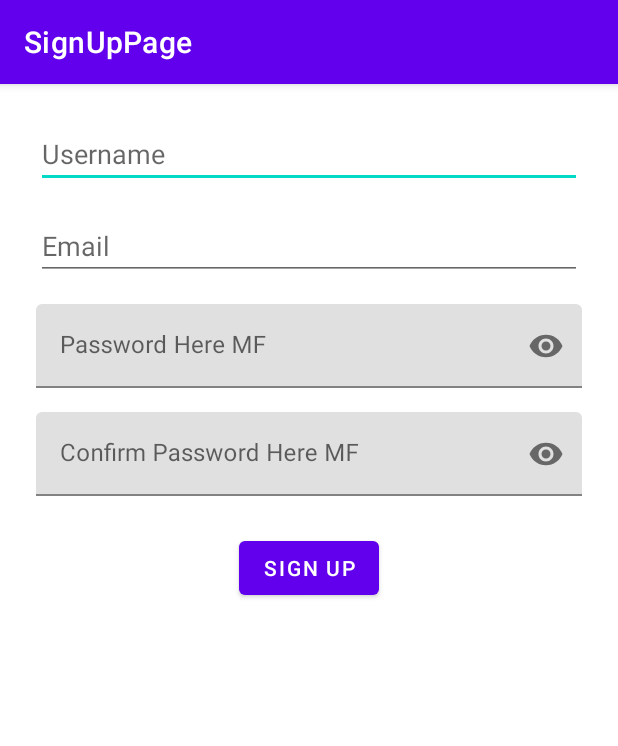
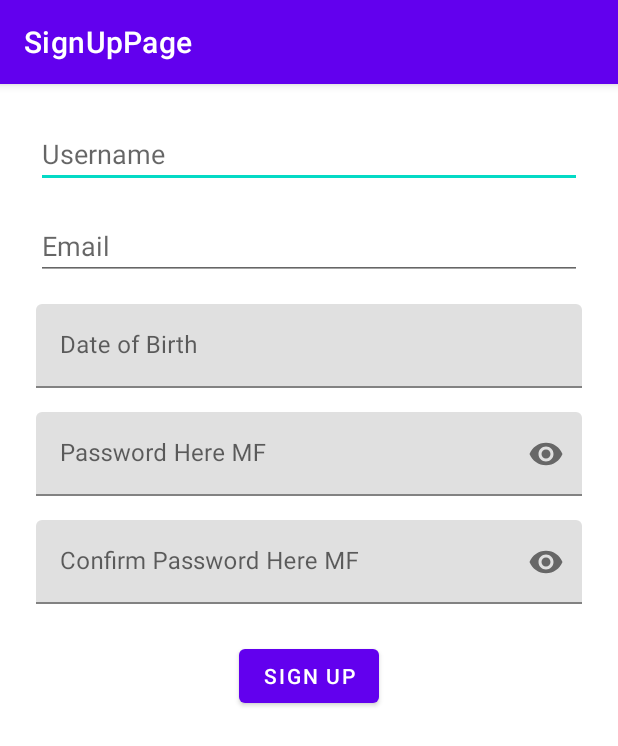
Before and after one commit to treeform-iii/First_Android_Project_Signup, an Android app: the screen it shows after launch (MainActivity), on a phone screen of 412 x 824 dp. Shown: the top 746 px of the screen. Run offline under Robolectric (Android 15) with nearby library versions, the phone set to English and light mode, and no system bars.

Commit message:
Add datepicker birthdate selector

```diff
--- a/app/src/main/res/layout/activity_main.xml
+++ b/app/src/main/res/layout/activity_main.xml
@@ -30,13 +30,34 @@
         app:layout_constraintEnd_toEndOf="parent"
         android:layout_marginTop="16dp" />
 
+    <!-- Birthdate Picker -->
+    <com.google.android.material.textfield.TextInputLayout
+        android:id="@+id/birthdateLayout"
+        android:layout_width="0dp"
+        android:layout_height="wrap_content"
+        android:hint="Date of Birth"
+        app:layout_constraintTop_toBottomOf="@id/editTextEmail"
+        app:layout_constraintStart_toStartOf="parent"
+        app:layout_constraintEnd_toEndOf="parent"
+        android:layout_marginTop="16dp">
+
+        <com.google.android.material.textfield.TextInputEditText
+            android:id="@+id/editTextBirthdate"
+            android:layout_width="match_parent"
+            android:layout_height="wrap_content"
+            android:focusable="false"
+            android:clickable="true" />
+
+    </com.google.android.material.textfield.TextInputLayout>
+
+
     <!-- Password with toggle -->
     <com.google.android.material.textfield.TextInputLayout
         android:id="@+id/passwordLayout"
         android:layout_width="0dp"
         android:layout_height="wrap_content"
         app:endIconMode="password_toggle"
-        app:layout_constraintTop_toBottomOf="@id/editTextEmail"
+        app:layout_constraintTop_toBottomOf="@id/birthdateLayout"
         app:layout_constraintStart_toStartOf="parent"
         app:layout_constraintEnd_toEndOf="parent"
         android:layout_marginTop="16dp">
```
Also changed, not shown: app/src/main/java/com/example/signup/MainActivity.kt (+18 -0 lines).
